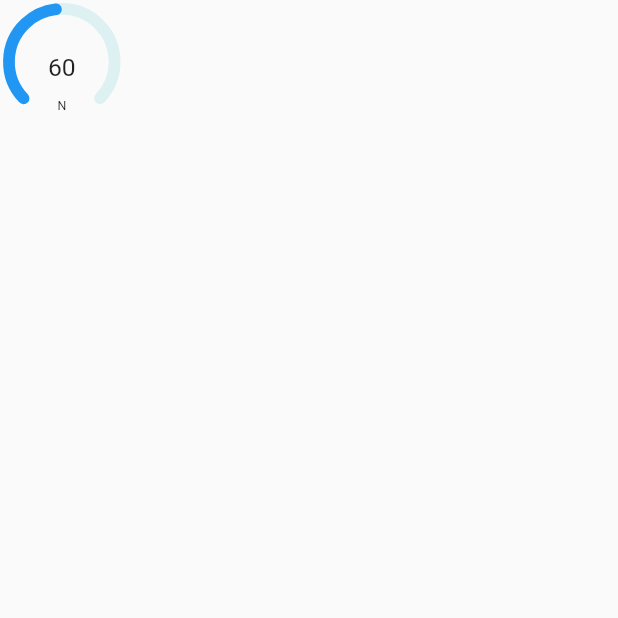
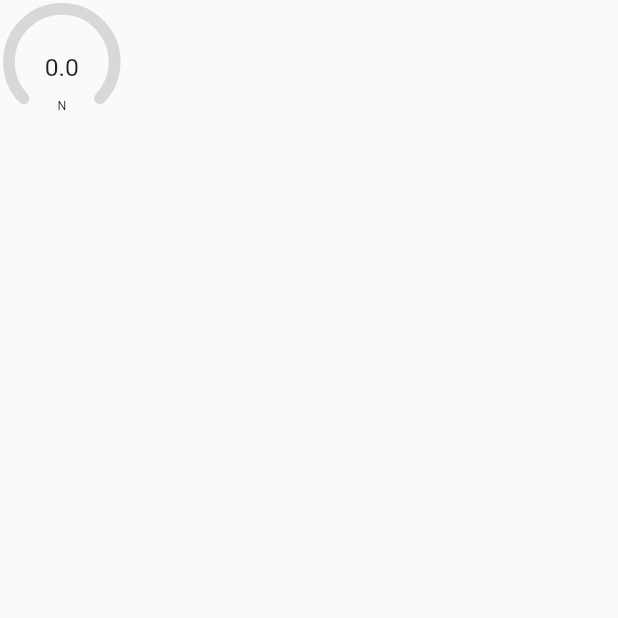
Before and after one commit to BekoevPavel/flutter_motor_ui, a Flutter app: the screen it shows after launch, on a phone screen of 412 x 824 dp, the top half of it. Run offline on Flutter 3.47's test engine with Material 2 defaults, Android fonts, the phone set to English and light mode, and no system bars; drawn by our look-alikes of syncfusion_flutter_gauges; our stand-ins replace get, math_expressions; statements that could not run were skipped.

Commit message:
Измеритель готов

```diff
--- a/lib/domain/usecases/usecases.dart
+++ b/lib/domain/usecases/usecases.dart
@@ -7,6 +7,8 @@ import 'dart:typed_data';
 import 'package:get/get.dart';
 import 'package:math_expressions/math_expressions.dart';
 
+import '../../presentation/common/common.dart';
+
 part 'lib/alldata.dart';
 part 'lib/arduino_connect.dart';
 part 'lib/math_controller.dart';
--- /dev/null
+++ b/lib/presentation/common/common.dart
@@ -0,0 +1,10 @@
+library common;
+
+import 'package:flutter/material.dart';
+import 'package:get/get.dart';
+import 'package:syncfusion_flutter_gauges/gauges.dart';
+
+import '../../domain/usecases/usecases.dart';
+
+part 'widgets/meter_widget.dart';
+part 'states/meter_state.dart';
--- /dev/null
+++ b/lib/presentation/common/states/meter_state.dart
@@ -0,0 +1,15 @@
+part of common;
+
+class MeterState extends GetxController {
+  double maxValue;
+  final RxDouble _value = 0.0.obs;
+  MeterState({required this.maxValue});
+
+  void setValue(double value) {
+    _value.value = value;
+  }
+
+  RxDouble get value {
+    return _value;
+  }
+}
--- /dev/null
+++ b/lib/presentation/common/widgets/meter_widget.dart
@@ -0,0 +1,83 @@
+part of common;
+
+class MeterWidget extends StatelessWidget {
+  final double? maxValue;
+  final double? sizeKef;
+  final String? valueName;
+  late final MeterState controller;
+  final Color? color;
+  final Color? backColor;
+  MeterWidget(
+      {Key? key,
+      this.sizeKef,
+      this.maxValue,
+      this.valueName,
+      this.color,
+      this.backColor})
+      : super(key: key) {
+    controller = MeterState(maxValue: maxValue ?? 100);
+    Get.find<AllData>().speedometrState = controller;
+  }
+
+  @override
+  Widget build(BuildContext context) {
+    return SizedBox(
+      width: MediaQuery.of(context).size.width * (sizeKef ?? 0.1),
+      height: MediaQuery.of(context).size.width * (sizeKef ?? 0.1),
+      child: Stack(
+        children: [
+          Align(
+            alignment: Alignment.bottomCenter * 0.8,
+            child: Text(
+              valueName ?? 'N',
+              style: TextStyle(
+                  fontSize: MediaQuery.of(context).size.width *
+                      (sizeKef ?? 0.1) *
+                      0.1),
+            ),
+          ),
+          Obx(
+            () => SfRadialGauge(
+              axes: <RadialAxis>[
+                RadialAxis(
+                  pointers: <GaugePointer>[
+                    RangePointer(
+                      value: controller.value.value,
+                      cornerStyle: CornerStyle.bothCurve,
+                      width: 0.2,
+                      sizeUnit: GaugeSizeUnit.factor,
+                      color: color,
+                    )
+                  ],
+                  annotations: <GaugeAnnotation>[
+                    GaugeAnnotation(
+                      positionFactor: 0.1,
+                      angle: 90,
+                      widget: Text(
+                        controller.value.value.toString(),
+                        style: TextStyle(
+                            fontSize: MediaQuery.of(context).size.width *
+                                (sizeKef ?? 0.1) *
+                                0.2),
+                      ),
+                    ),
+                  ],
+                  minimum: 0,
+                  maximum: maxValue ?? 100.0,
+                  showLabels: false,
+                  showTicks: false,
+                  axisLineStyle: AxisLineStyle(
+                    thickness: 0.2,
+                    cornerStyle: CornerStyle.bothCurve,
+                    color: backColor,
+                    thicknessUnit: GaugeSizeUnit.factor,
+                  ),
+                )
+              ],
+            ),
+          ),
+        ],
+      ),
+    );
+  }
+}
--- a/lib/presentation/home/home.dart
+++ b/lib/presentation/home/home.dart
@@ -7,7 +7,7 @@ import '../../domain/entities/entities.dart';
 import '../../domain/usecases/usecases.dart';
 import 'package:syncfusion_flutter_gauges/gauges.dart';
 
-import '../common/meter/meter.dart';
+import '../common/common.dart';
 
 part 'pages/home_page.dart';
 part 'pages/settings_page.dart';
```
